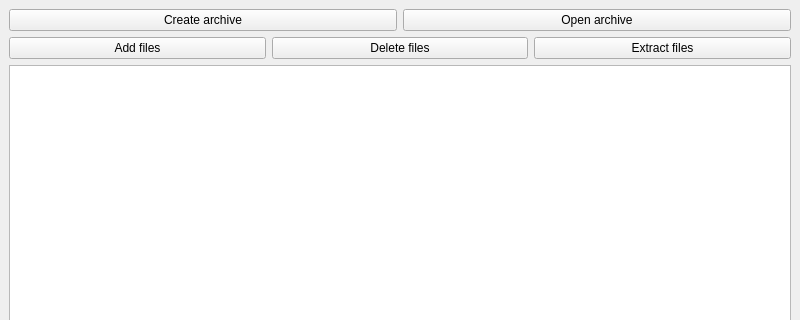
Before: the Qt Designer form archiver.ui in Georgy-Vasilievich/NG_2024_Archiver, drawn with Qt 5; both pictures show x 0 to 800 and y 0 to 320 of the 800 by 600 pixel window.
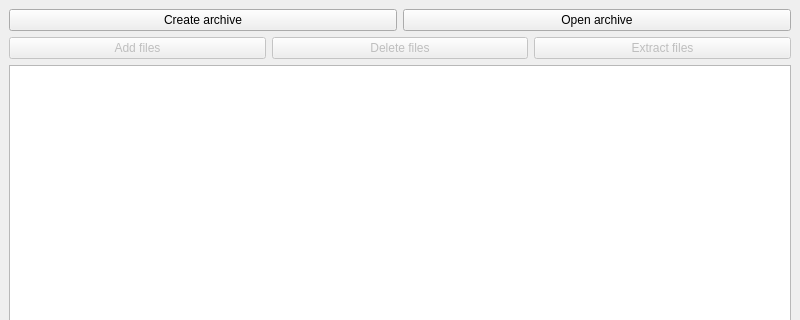
After: the same form once the commit is applied.

Diff of the .ui file:
```diff
--- a/archiver.ui
+++ b/archiver.ui
@@ -37,6 +37,9 @@
      <layout class="QHBoxLayout" name="horizontalLayout_2">
       <item>
        <widget class="QPushButton" name="b_add">
+        <property name="enabled">
+         <bool>false</bool>
+        </property>
         <property name="text">
          <string>Add files</string>
         </property>
@@ -44,6 +47,9 @@
       </item>
       <item>
        <widget class="QPushButton" name="b_delete">
+        <property name="enabled">
+         <bool>false</bool>
+        </property>
         <property name="text">
          <string>Delete files</string>
         </property>
@@ -51,6 +57,9 @@
       </item>
       <item>
        <widget class="QPushButton" name="b_extract">
+        <property name="enabled">
+         <bool>false</bool>
+        </property>
         <property name="text">
          <string>Extract files</string>
         </property>
```
